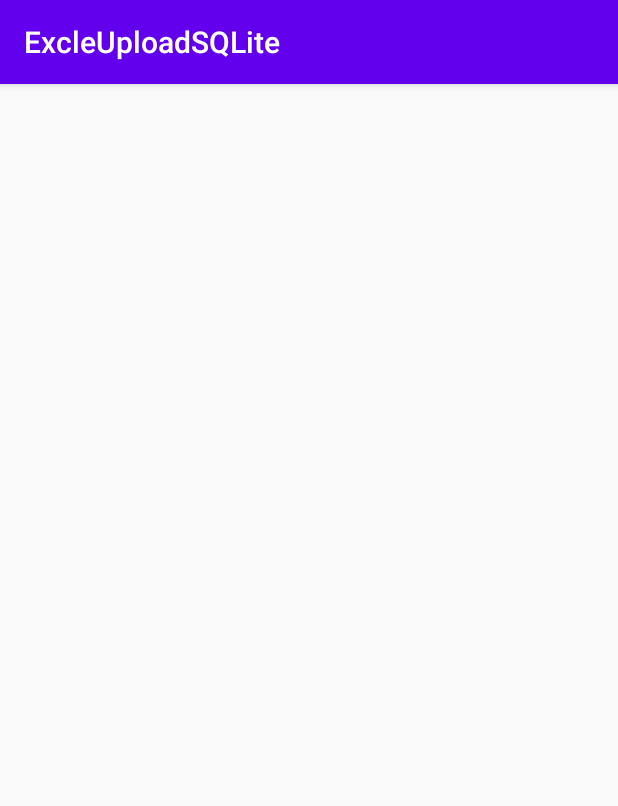
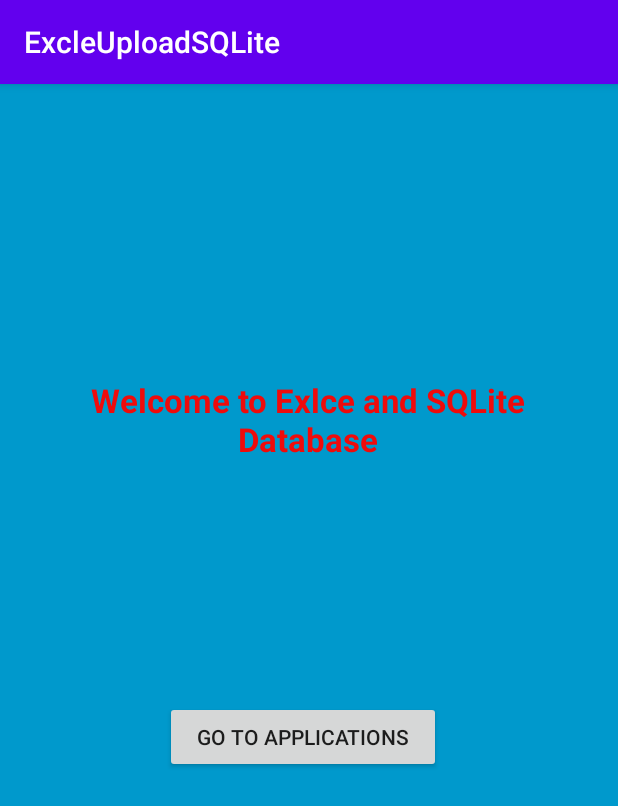
Before and after one commit to vsurwshe/excle-SQLite-android-app, an Android app: the screen it shows after launch (MainActivity), on a phone screen of 412 x 824 dp. Shown: the top 806 px of the screen. Run offline under Robolectric (Android 15) with nearby library versions, the phone set to English and light mode, and no system bars.

Commit message:
0.1.1: Modify the re-runing code

```diff
--- a/app/src/main/java/com/vany/excleuploadsqlite/MainActivity.java
+++ b/app/src/main/java/com/vany/excleuploadsqlite/MainActivity.java
@@ -2,13 +2,30 @@ package com.vany.excleuploadsqlite;
 
 import androidx.appcompat.app.AppCompatActivity;
 
+import android.content.Intent;
 import android.os.Bundle;
+import android.view.View;
+import android.widget.Button;
+import android.widget.Toast;
+
+import com.vany.excleuploadsqlite.Excle.UploadExcle;
 
 public class MainActivity extends AppCompatActivity {
+
+    Button enterApp;
 
     @Override
     protected void onCreate(Bundle savedInstanceState) {
         super.onCreate(savedInstanceState);
         setContentView(R.layout.activity_main);
+        enterApp = (Button) findViewById(R.id.enterApp);
+        enterApp.setOnClickListener(new View.OnClickListener() {
+            @Override
+            public void onClick(View view) {
+                Toast.makeText(MainActivity.this, "You enter dashboard successfully. ",Toast.LENGTH_LONG).show();
+                Intent excleMainItnet= new Intent(MainActivity.this, Dashborad.class);
+                startActivity(excleMainItnet);
+            }
+        });
     }
 }
--- a/app/src/main/res/layout/activity_main.xml
+++ b/app/src/main/res/layout/activity_main.xml
@@ -1,22 +1,48 @@
-<?xml version="1.0" encoding="utf-8"?>
-<androidx.constraintlayout.widget.ConstraintLayout xmlns:android="http://schemas.android.com/apk/res/android"
+<?xml version="1.0" encoding="utf-8"?><FrameLayout xmlns:android="http://schemas.android.com/apk/res/android"
     xmlns:app="http://schemas.android.com/apk/res-auto"
     xmlns:tools="http://schemas.android.com/tools"
     android:layout_width="match_parent"
     android:layout_height="match_parent"
-    tools:context=".MainActivity">
+    android:background="#0099cc"
+    tools:context="com.vany.excleuploadsqlite.Excle.UploadExcle">
 
-    <LinearLayout
-        android:layout_width="409dp"
-        android:layout_height="729dp"
-        android:orientation="vertical"
-        tools:layout_editor_absoluteX="1dp"
-        tools:layout_editor_absoluteY="1dp">
+    <androidx.constraintlayout.widget.ConstraintLayout
+        android:layout_width="match_parent"
+        android:layout_height="match_parent">
 
-        <FrameLayout
-            android:layout_width="match_parent"
-            android:layout_height="360dp">
+        <TextView
+            android:id="@+id/mainHeading"
+            android:layout_width="292dp"
+            android:layout_height="51dp"
+            android:layout_marginStart="10dp"
+            android:layout_marginLeft="10dp"
+            android:layout_marginTop="196dp"
+            android:layout_marginEnd="10dp"
+            android:layout_marginRight="10dp"
+            android:gravity="center_horizontal"
+            android:text="@string/main_activtiy_mainHeading"
+            android:textAlignment="center"
+            android:textAppearance="@style/TextAppearance.AppCompat.Large"
+            android:textColor="#EF0B0B"
+            android:textStyle="normal|bold"
+            app:layout_constraintEnd_toEndOf="parent"
+            app:layout_constraintHorizontal_bias="0.494"
+            app:layout_constraintStart_toStartOf="parent"
+            app:layout_constraintTop_toTopOf="parent" />
 
-        </FrameLayout>
-    </LinearLayout>
-</androidx.constraintlayout.widget.ConstraintLayout>
+        <Button
+            android:id="@+id/enterApp"
+            android:layout_width="184dp"
+            android:layout_height="48dp"
+            android:layout_marginStart="110dp"
+            android:layout_marginLeft="110dp"
+            android:layout_marginTop="164dp"
+            android:layout_marginEnd="113dp"
+            android:layout_marginRight="113dp"
+            android:text="@string/main_activity_enter_app"
+            app:layout_constraintEnd_toEndOf="parent"
+            app:layout_constraintHorizontal_bias="0.0"
+            app:layout_constraintStart_toStartOf="parent"
+            app:layout_constraintTop_toBottomOf="@+id/mainHeading" />
+    </androidx.constraintlayout.widget.ConstraintLayout>
+</FrameLayout>
--- a/app/src/main/res/values/strings.xml
+++ b/app/src/main/res/values/strings.xml
@@ -1,6 +1,8 @@
 <resources>
     <string name="app_name">ExcleUploadSQLite</string>
-    <string name="title_activity_upload_excle">FullscreenActivity</string>
-    <string name="dummy_button">Dummy Button</string>
-    <string name="dummy_content">DUMMY\nCONTENT</string>
+    <string name="dashborad">Dashborad</string>
+    <string name="main_activtiy_mainHeading">Welcome to Exlce and SQLite Database</string>
+    <string name="main_activity_enter_app">Go to Applications</string>
+    <string name="dash_export_button">EXPORT  EXCLE </string>
+    <string name="dash_upload_button">UPLOAD  EXCLE </string>
 </resources>
```
Also changed, not shown: app/src/main/AndroidManifest.xml (+8 -6 lines), app/src/main/java/com/vany/excleuploadsqlite/Dashborad.java (added, +9 -0 lines), app/src/main/java/com/vany/excleuploadsqlite/Excle/UploadExcle.java (+0 -153 lines), app/src/main/res/layout/activity_upload_excle.xml (deleted, +0 -8 lines), app/src/main/res/layout/dashborad.xml (added, +42 -0 lines).
